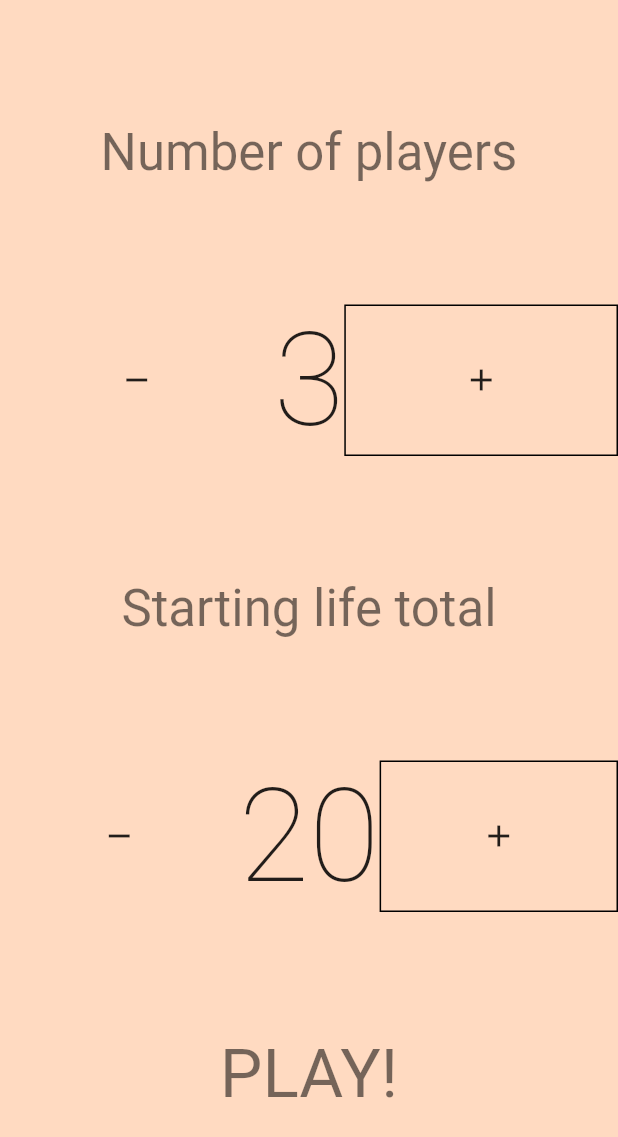
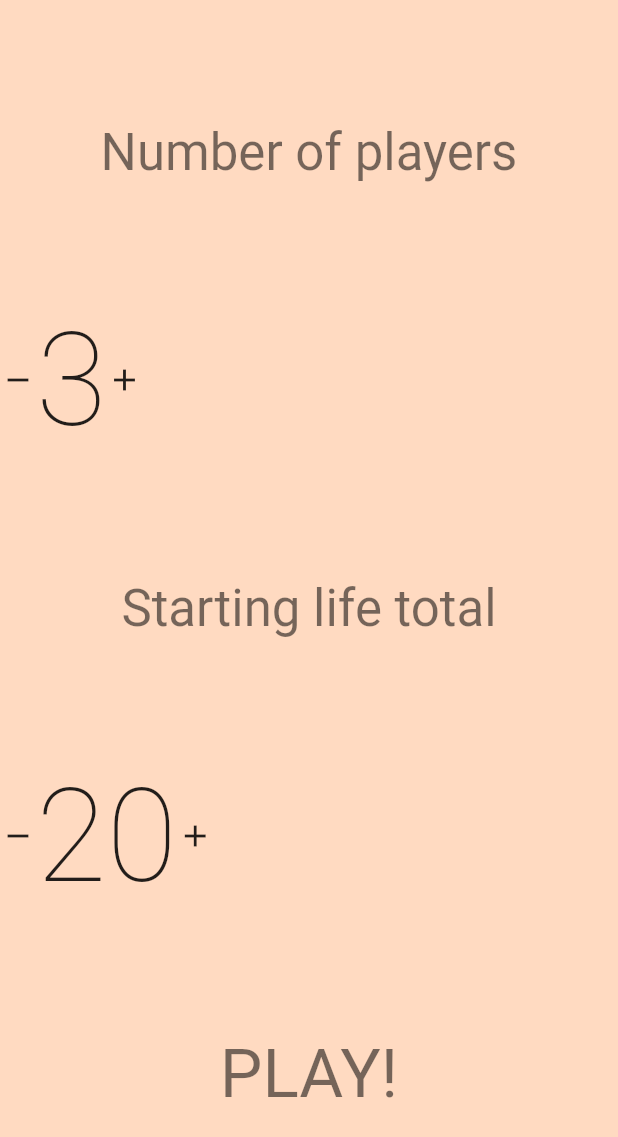
Before and after one commit to Akurom/mtg_roulette, a Flutter app: the screen it shows after launch, after a tap on the "remove" icon, on a phone screen of 412 x 824 dp. Shown: the top 1137 px of the screen. Run offline on Flutter 3.47's test engine with Material 2 defaults, Android fonts, the phone set to English and light mode, and no system bars; Roboto replaces fonts that are missing (Oswald).

Commit message:
added CountDigits and trying to rebuild on _ccount change

```diff
--- a/lib/views/commons/count.dart
+++ b/lib/views/commons/count.dart
@@ -1,5 +1,6 @@
 import 'package:flutter/material.dart';
 import 'package:mtg_roulette/models/player_model.dart';
+import 'package:mtg_roulette/views/commons/count_digits.dart';
 import 'package:provider/provider.dart';
 import 'count_button.dart';
 
@@ -29,6 +30,7 @@ class _CountState extends State<Count> {
 
   @override
   void initState() {
+    // init _count from either default value or player life count
     if (widget.player == null)
       _count = widget.defaultV;
     else
@@ -41,13 +43,15 @@ class _CountState extends State<Count> {
     setState(() {
       _count = newCount;
     });
-    widget.onChanged(_count);
+    widget.onChanged(_count); // call callback passed by parent
   }
 
-
-  void onClicked(int) {
-    if (widget.highLimit == null || _count < widget.highLimit!)
-      _updateCount(_count - 1);
+  // callback passed to CountButton
+  void _onClicked(int pace) {
+    if (pace < 0 && (widget.lowLimit == null || _count > widget.lowLimit!))
+      _updateCount(_count + pace);
+    if (pace > 0 && (widget.highLimit == null || _count < widget.highLimit!))
+      _updateCount(_count + pace);
   }
 
 
@@ -58,9 +62,9 @@ class _CountState extends State<Count> {
       child: Consumer<PlayerModel?>(builder: (context, player, child) {
         return Row(
           children: [
-            CountButton(pace: -1, onClicked: widget.onChanged),
-            Text(player!.lifeCount.toString()),
-            CountButton(pace: 1, onClicked: widget.onChanged),
+            CountButton(pace: -1, onClicked: _onClicked),
+            CountDigits(count: _count),
+            CountButton(pace: 1, onClicked: _onClicked),
           ],
         );
       }),
--- /dev/null
+++ b/lib/views/commons/count_digits.dart
@@ -0,0 +1,20 @@
+
+import 'package:flutter/material.dart';
+
+class CountDigits extends StatefulWidget {
+  int count;
+  CountDigits({Key? key,  required this.count}) : super(key: key);
+
+  @override
+  State<CountDigits> createState() => _CountDigitsState();
+}
+
+class _CountDigitsState extends State<CountDigits> {
+  @override
+  Widget build(BuildContext context) {
+    return Text(
+      widget.count.toString(),
+      style: Theme.of(context).textTheme.headline1,
+    );
+  }
+}
--- a/lib/views/commons/count_widget.dart
+++ b/lib/views/commons/count_widget.dart
@@ -3,6 +3,7 @@ import 'package:mtg_roulette/constants/colors.dart';
 import 'package:mtg_roulette/models/player_model.dart';
 import 'package:mtg_roulette/tools/tools.dart';
 import 'package:mtg_roulette/views/commons/clock.dart';
+import 'package:mtg_roulette/views/commons/count.dart';
 
 import 'package:mtg_roulette/views/commons/up_bar.dart';
 import 'package:mtg_roulette/views/commons/counters_bar.dart';
@@ -75,58 +76,12 @@ class _CountWidgetState extends State<CountWidget> {
               //if (widget.player != null) PlayerName(playerName: widget.player!.name),
               // ---
               IntrinsicHeight(
-                child: Row(
-                  mainAxisAlignment: MainAxisAlignment.center,
-                  crossAxisAlignment: CrossAxisAlignment.stretch,
-                  children: [
-                    Expanded(
-                      child: GestureDetector(
-                        child: Container(child: Icon(Icons.remove)),
-                        onTap: () {
-                          if (widget.highLimit == null || _count < widget.highLimit!) _updateCount(_count - 1);
-                        },
-                        onTapDown: (TapDownDetails details) {
-                          _timer = Timer.periodic(Duration(milliseconds: 100), (t) {
-                            _updateCount(_count - 1);
-                          });
-                        },
-                        onTapUp: (TapUpDetails details) {
-                          _timer.cancel();
-                        },
-                        onTapCancel: () {
-                          _timer.cancel();
-                        },
-                      ),
-                    ),
-                    Center(
-                      child: Text(
-                        _count.toString(),
-                        style: Theme.of(context).textTheme.headline1,
-                      ),
-                    ),
-                    Expanded(
-                      child: GestureDetector(
-                        onTap: () {
-                          if (widget.highLimit == null || _count < widget.highLimit!) _updateCount(_count + 1);
-                        },
-                        onTapDown: (TapDownDetails details) {
-                          _timer = Timer.periodic(Duration(milliseconds: 100), (t) {
-                            _updateCount(_count + 1);
-                          });
-                        },
-                        onTapUp: (TapUpDetails details) {
-                          _timer.cancel();
-                        },
-                        onTapCancel: () {
-                          _timer.cancel();
-                        },
-                        child: Container(
-                          decoration: BoxDecoration(border: Border.all()),
-                          child: Icon(Icons.add),
-                        ),
-                      ),
-                    ),
-                  ],
+                child: Count(
+                  player: widget.player,
+                  onChanged: _updateCount,
+                  defaultV: widget.defaultV,
+                  lowLimit: widget.lowLimit,
+                  highLimit: widget.highLimit,
                 ),
               ),
 
```
